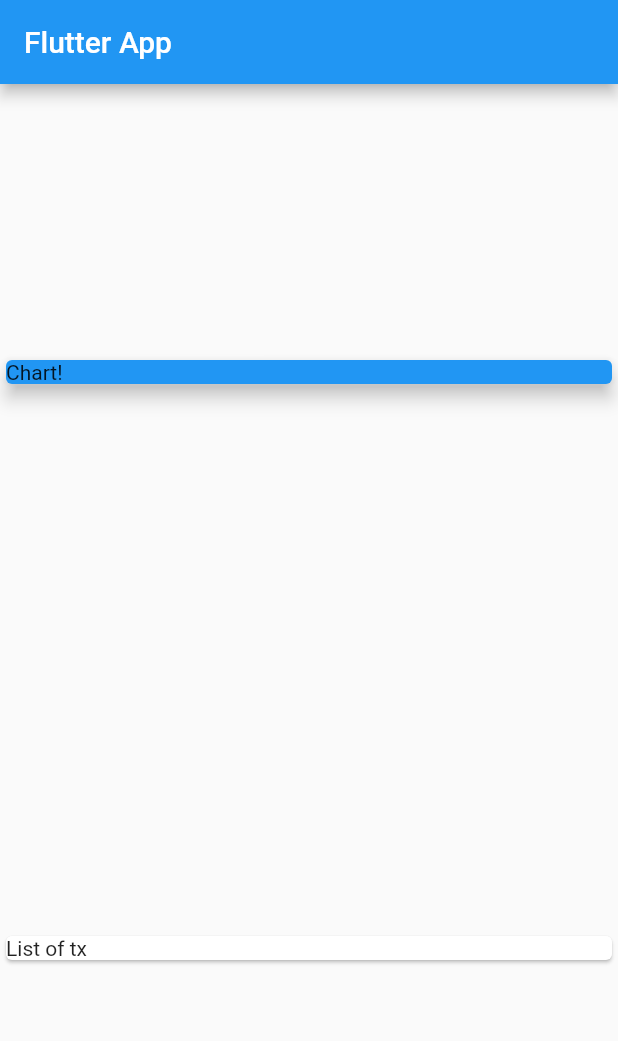
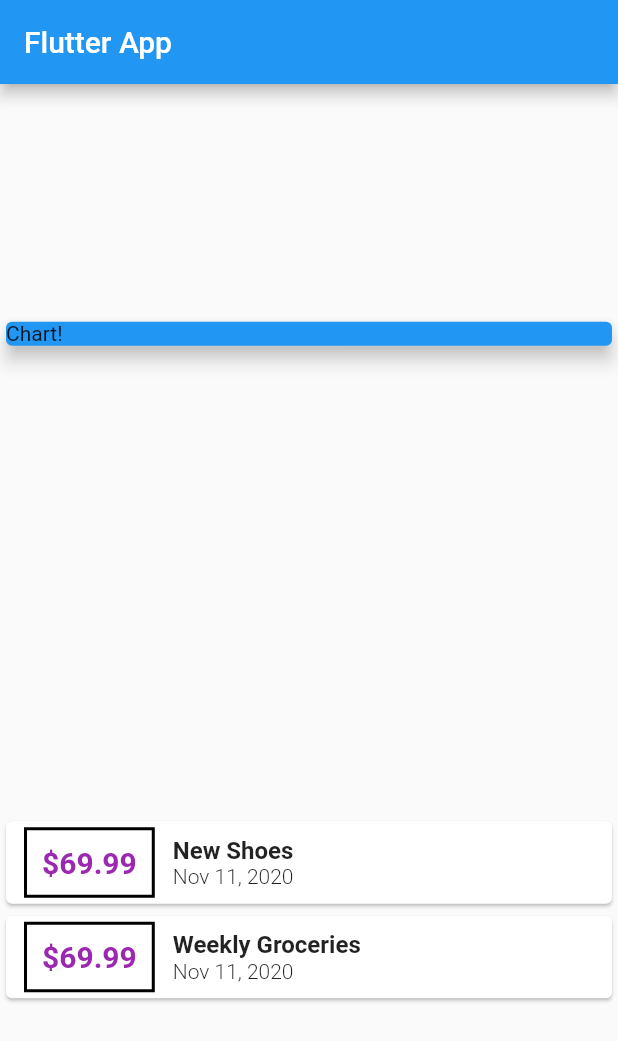
Before and after one commit to mikolertesx/personal-expenses, a Flutter app: the screen it shows after launch, on a phone screen of 412 x 824 dp. Shown: the top 1041 px of the screen. Run offline on Flutter 3.47's test engine with Material 2 defaults, Android fonts, the phone set to English and light mode, and no system bars.

Commit message:
Added intl translation.

```diff
--- a/lib/main.dart
+++ b/lib/main.dart
@@ -1,4 +1,6 @@
 import 'package:flutter/material.dart';
+import 'package:intl/intl.dart';
+
 import './transaction.dart';
 
 void main() {
@@ -27,6 +29,12 @@ class MyHomePage extends StatelessWidget {
       title: 'New Shoes',
       amount: 69.99,
       date: DateTime.now(),
+    ),
+    Transaction(
+      id: 't2',
+      title: 'Weekly Groceries',
+      amount: 69.99,
+      date: DateTime.now(),
     )
   ];
 
@@ -48,9 +56,56 @@ class MyHomePage extends StatelessWidget {
               elevation: 5,
             ),
           ),
-          Card(
-            child: Text('List of tx'),
-          )
+          Column(
+            children: transactions.map((tx) {
+              return Card(
+                child: Row(
+                  children: [
+                    Container(
+                      margin: EdgeInsets.symmetric(
+                        horizontal: 12,
+                        vertical: 4,
+                      ),
+                      decoration: BoxDecoration(
+                        border: Border.all(
+                          width: 2,
+                          color: Colors.black,
+                        ),
+                      ),
+                      padding: EdgeInsets.all(10),
+                      child: Text(
+                        "\$${tx.amount.toString()}",
+                        style: TextStyle(
+                          fontWeight: FontWeight.bold,
+                          fontSize: 20,
+                          color: Colors.purple,
+                        ),
+                      ),
+                    ),
+                    Column(
+                      crossAxisAlignment: CrossAxisAlignment.start,
+                      children: [
+                        Text(
+                          tx.title,
+                          style: TextStyle(
+                            fontWeight: FontWeight.bold,
+                            fontSize: 16,
+                          ),
+                        ),
+                        Text(
+                          DateFormat.yMMMd().format(tx.date),
+                          style: TextStyle(
+                            fontWeight: FontWeight.w300,
+                            fontSize: 14,
+                          ),
+                        ),
+                      ],
+                    )
+                  ],
+                ),
+              );
+            }).toList(),
+          ),
         ],
       ),
     );
```
Also changed, not shown: pubspec.yaml (+2 -58 lines), pubspec.lock.
